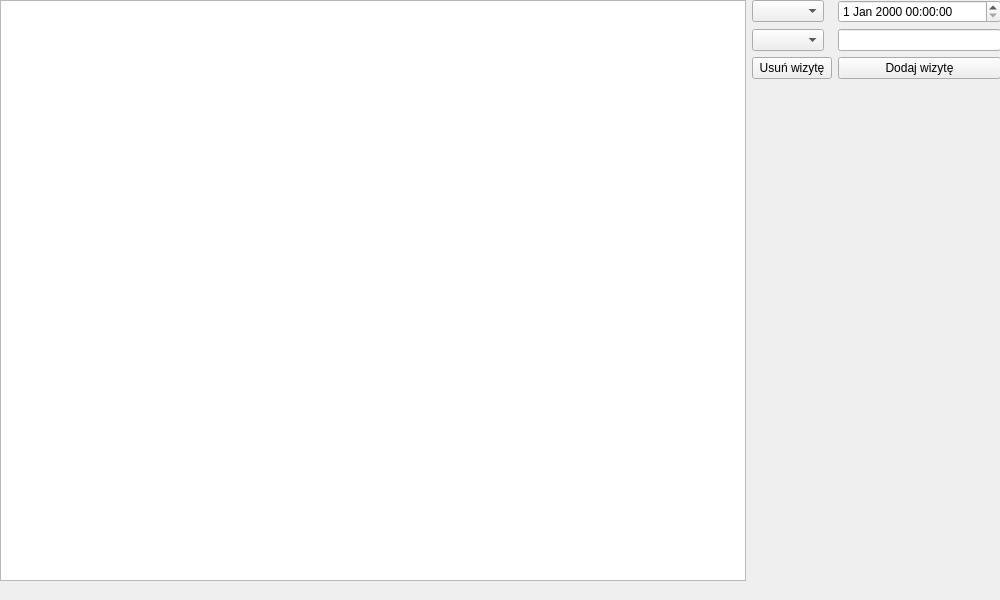
Old version of the form appointments.ui in the repository dash205/Projekt_Fryzjer.
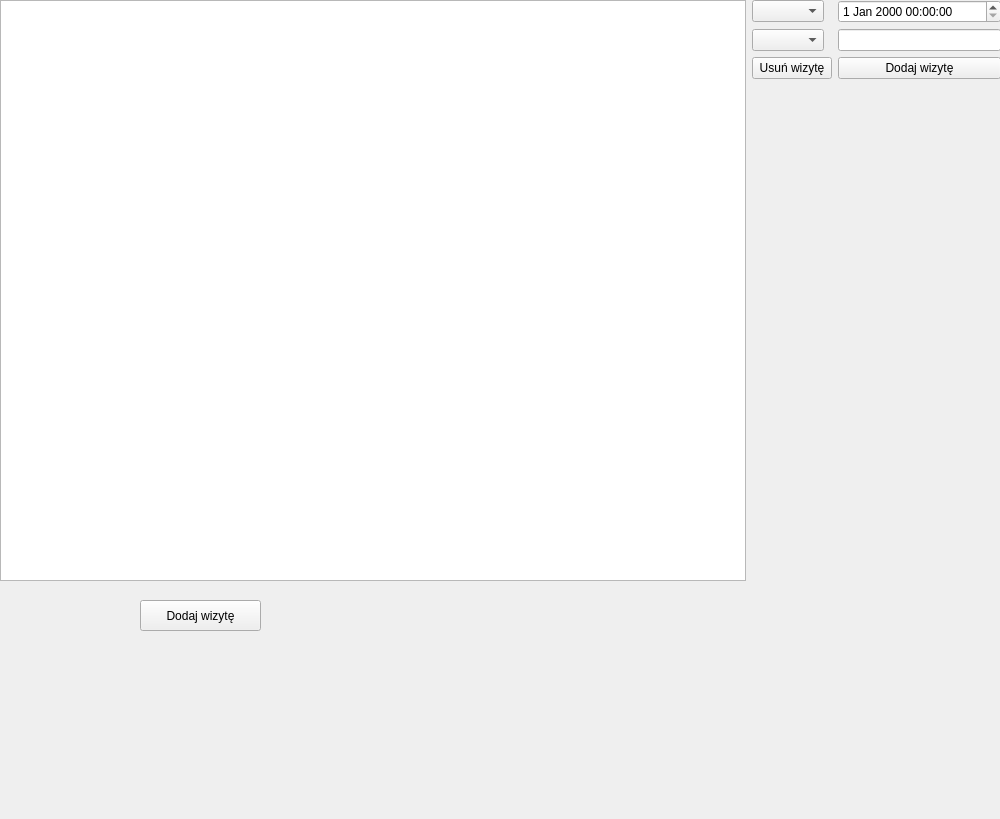
New version of the form.

Commit message: onAddAppointmentDialogClicked() and btnDialogAdd connected

```diff
--- a/appointments.ui
+++ b/appointments.ui
@@ -7,7 +7,7 @@
     <x>0</x>
     <y>0</y>
     <width>1000</width>
-    <height>600</height>
+    <height>819</height>
    </rect>
   </property>
   <property name="minimumSize">
@@ -79,6 +79,19 @@
     </item>
    </layout>
   </widget>
+  <widget class="QPushButton" name="btnDialogAdd">
+   <property name="geometry">
+    <rect>
+     <x>140</x>
+     <y>600</y>
+     <width>121</width>
+     <height>31</height>
+    </rect>
+   </property>
+   <property name="text">
+    <string>Dodaj wizytę</string>
+   </property>
+  </widget>
  </widget>
  <resources/>
  <connections/>
```
The commit also changes 2 other files.
